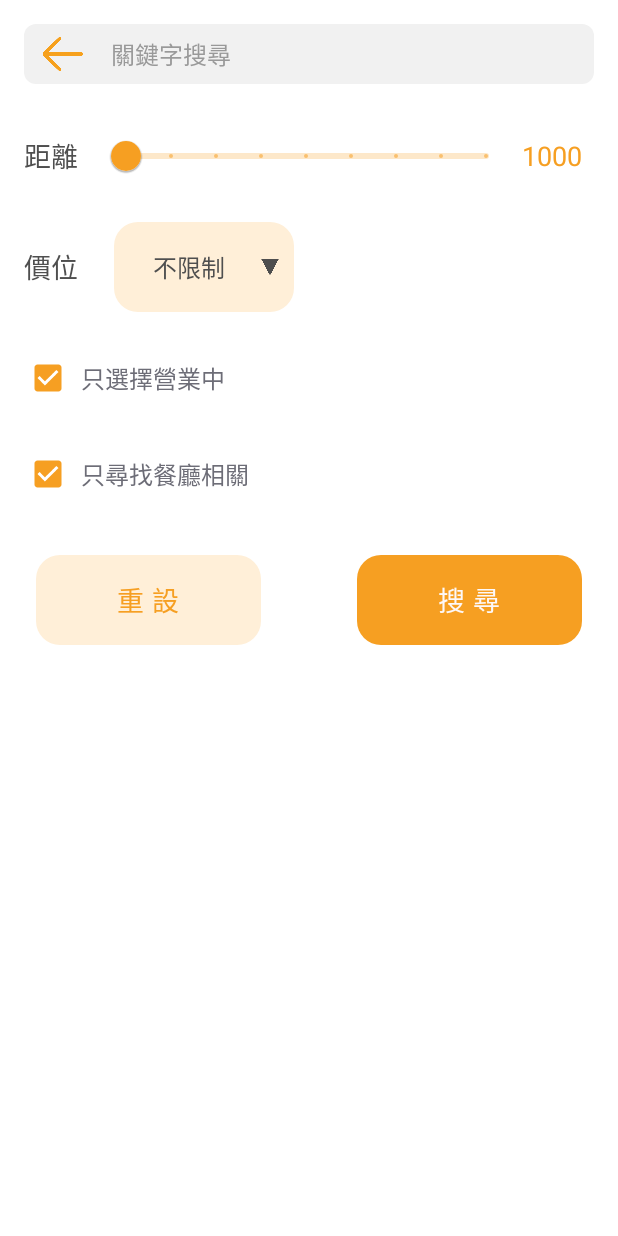
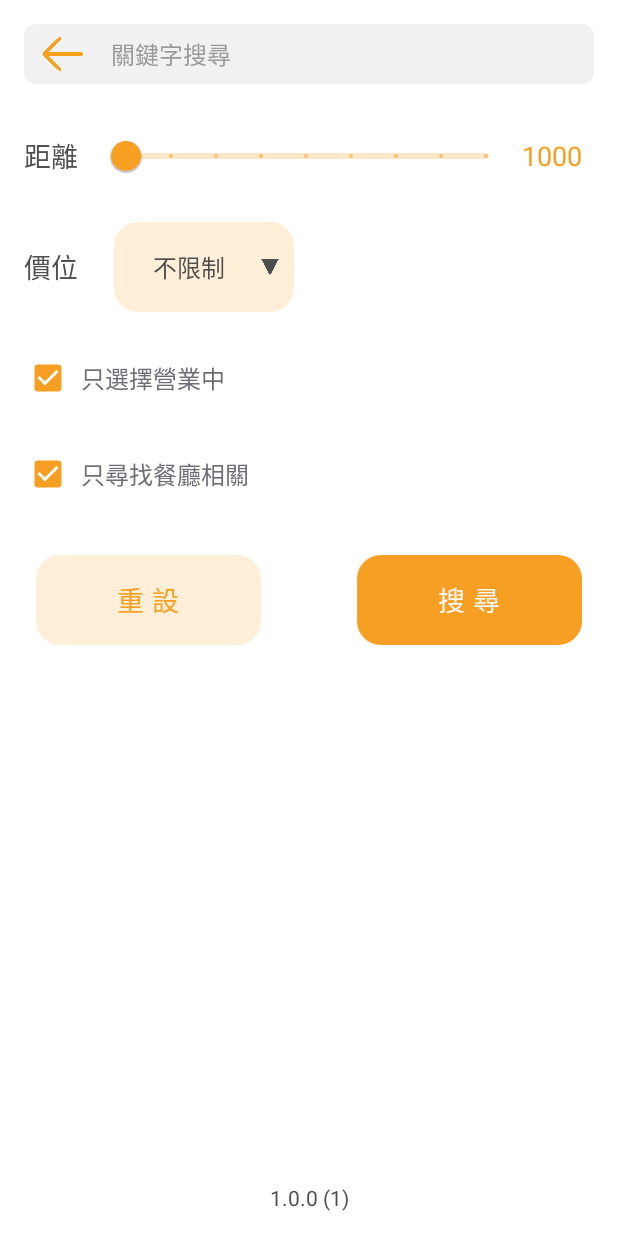
Before and after one commit to s00001sam/Go-Go-Eat, an Android app: the SearchFragment screen opened through its navigation route, on a phone screen of 412 x 824 dp. Run offline under Robolectric (Android 15) with nearby library versions, the phone set to English and light mode, and no system bars; our stand-ins replace Dagger/Hilt's generated code, data binding; Roboto replaces fonts that are not available here.

Commit message:
add version in SearchFragment

```diff
--- a/app/build.gradle
+++ b/app/build.gradle
@@ -42,12 +42,14 @@ android {
     buildTypes {
         release {
             buildConfigField("Boolean", "LOGGER_VISIABLE", "false")
+            buildConfigField("Boolean", "IS_DEBUG", "false")
             minifyEnabled false
             proguardFiles getDefaultProguardFile('proguard-android-optimize.txt'), 'proguard-rules.pro'
             signingConfig signingConfigs.release
         }
         debug {
             buildConfigField("Boolean", "LOGGER_VISIABLE", "true")
+            buildConfigField("Boolean", "IS_DEBUG", "true")
         }
     }
     buildFeatures {
--- a/app/src/main/java/com/sam/gogoeat/view/search/SearchFragment.kt
+++ b/app/src/main/java/com/sam/gogoeat/view/search/SearchFragment.kt
@@ -1,5 +1,6 @@
 package com.sam.gogoeat.view.search
 
+import android.annotation.SuppressLint
 import android.os.Bundle
 import android.view.LayoutInflater
 import android.view.View
@@ -10,6 +11,7 @@ import androidx.lifecycle.ViewModelProvider
 import androidx.navigation.fragment.findNavController
 import com.google.firebase.analytics.FirebaseAnalytics
 import com.google.firebase.analytics.ktx.logEvent
+import com.sam.gogoeat.BuildConfig
 import com.sam.gogoeat.databinding.FragmentSearchBinding
 import com.sam.gogoeat.utils.FAEvent
 import com.sam.gogoeat.utils.FAParam
@@ -52,7 +54,11 @@ class SearchFragment : BaseFragment() {
         collectFlow()
     }
 
+    @SuppressLint("SetTextI18n")
     private fun initView() {
+        val debugStr = if (BuildConfig.DEBUG) " - debug" else ""
+        binding.tvVersion.text = "${BuildConfig.VERSION_NAME} (${BuildConfig.VERSION_CODE})$debugStr"
+
         binding.sliderDistance.value = UserManager.mySettingData.distance.toFloat()
         binding.etWord.setOnFocusChangeListener { v, hasFocus ->
             viewModel.keyFocus.value = hasFocus
--- a/app/src/main/res/layout/fragment_search.xml
+++ b/app/src/main/res/layout/fragment_search.xml
@@ -17,13 +17,13 @@
 
         <androidx.appcompat.widget.LinearLayoutCompat
             android:id="@+id/ll_search_bar"
+            isSelected="@{viewModel.keyFocus}"
             android:layout_width="match_parent"
             android:layout_height="40dp"
             android:layout_marginTop="16dp"
             android:background="@drawable/frame_search_selector"
             android:gravity="center_vertical"
             android:orientation="horizontal"
-            isSelected="@{viewModel.keyFocus}"
             app:layout_constraintEnd_toEndOf="parent"
             app:layout_constraintStart_toStartOf="parent"
             app:layout_constraintTop_toTopOf="parent">
@@ -44,13 +44,13 @@
                 android:layout_weight="1"
                 android:background="@null"
                 android:hint="@string/search_hint"
-                android:text="@={viewModel.keyWordStr}"
                 android:maxLines="1"
                 android:paddingStart="16dp"
                 android:paddingEnd="8dp"
-                android:textCursorDrawable="@null"
+                android:text="@={viewModel.keyWordStr}"
                 android:textColor="@color/orange"
                 android:textColorHint="@color/gray_999999"
+                android:textCursorDrawable="@null"
                 android:textSize="16sp" />
 
         </androidx.appcompat.widget.LinearLayoutCompat>
@@ -118,9 +118,9 @@
 
             <androidx.constraintlayout.widget.ConstraintLayout
                 android:id="@+id/btn_price"
+                isSelected="@{viewModel.priceFocus}"
                 android:layout_width="120dp"
                 android:layout_height="60dp"
-                isSelected="@{viewModel.priceFocus}"
                 android:background="@drawable/frame_price_selector">
 
                 <androidx.appcompat.widget.AppCompatTextView
@@ -129,9 +129,9 @@
                     android:layout_height="wrap_content"
                     android:layout_marginHorizontal="8dp"
                     android:gravity="center"
+                    android:text="@{viewModel.priceStr}"
                     android:textColor="@color/black_4F4F4F"
                     android:textSize="16sp"
-                    android:text="@{viewModel.priceStr}"
                     app:layout_constraintBottom_toBottomOf="parent"
                     app:layout_constraintEnd_toStartOf="@+id/iv_triangle"
                     app:layout_constraintStart_toStartOf="parent"
@@ -158,12 +158,12 @@
             android:layout_width="wrap_content"
             android:layout_height="wrap_content"
             android:layout_marginTop="20dp"
+            android:checked="@={viewModel.onlyOpen}"
             android:paddingLeft="6dp"
             android:text="@string/only_choose_open"
             android:textColor="#6d6d77"
             android:textSize="16sp"
             android:theme="@style/CheckBoxTheme"
-            android:checked="@={viewModel.onlyOpen}"
             app:layout_constraintStart_toStartOf="parent"
             app:layout_constraintTop_toBottomOf="@+id/ll_price" />
 
@@ -172,12 +172,12 @@
             android:layout_width="wrap_content"
             android:layout_height="wrap_content"
             android:layout_marginTop="16dp"
+            android:checked="@={viewModel.onlyRestaurant}"
             android:paddingLeft="6dp"
             android:text="@string/only_choose_restaurant"
             android:textColor="#6d6d77"
             android:textSize="16sp"
             android:theme="@style/CheckBoxTheme"
-            android:checked="@={viewModel.onlyRestaurant}"
             app:layout_constraintStart_toStartOf="parent"
             app:layout_constraintTop_toBottomOf="@+id/cb_open" />
 
@@ -185,8 +185,8 @@
             android:id="@+id/cl_btns"
             android:layout_width="match_parent"
             android:layout_height="wrap_content"
+            android:layout_marginHorizontal="8dp"
             android:layout_marginTop="30dp"
-            android:layout_marginHorizontal="8dp"
             android:orientation="horizontal"
             app:layout_constraintEnd_toEndOf="parent"
             app:layout_constraintStart_toStartOf="parent"
@@ -227,5 +227,18 @@
 
         </androidx.constraintlayout.widget.ConstraintLayout>
 
+        <androidx.appcompat.widget.AppCompatTextView
+            android:id="@+id/tv_version"
+            android:layout_width="wrap_content"
+            android:layout_height="wrap_content"
+            android:layout_marginBottom="16dp"
+            android:textColor="@color/black_4F4F4F"
+            android:textSize="14sp"
+            app:layout_constraintBottom_toBottomOf="parent"
+            app:layout_constraintEnd_toEndOf="parent"
+            app:layout_constraintHorizontal_bias="0.5"
+            app:layout_constraintStart_toStartOf="parent"
+            tools:text="1.0.0 (1) - debug" />
+
     </androidx.constraintlayout.widget.ConstraintLayout>
 </layout>
```
